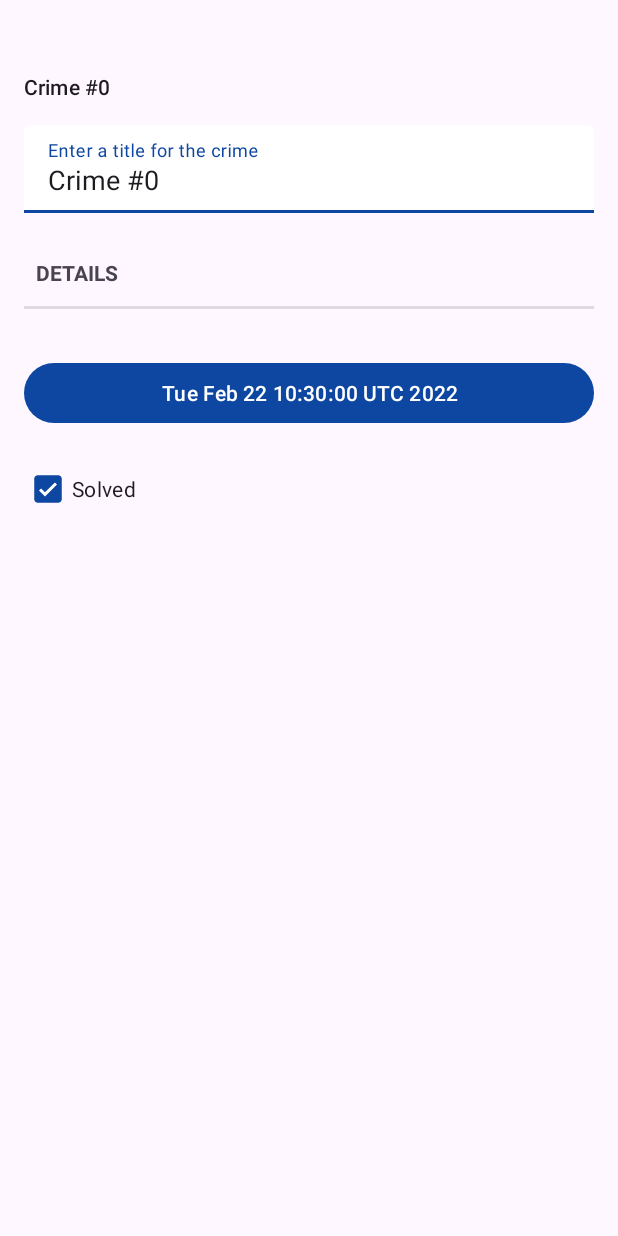
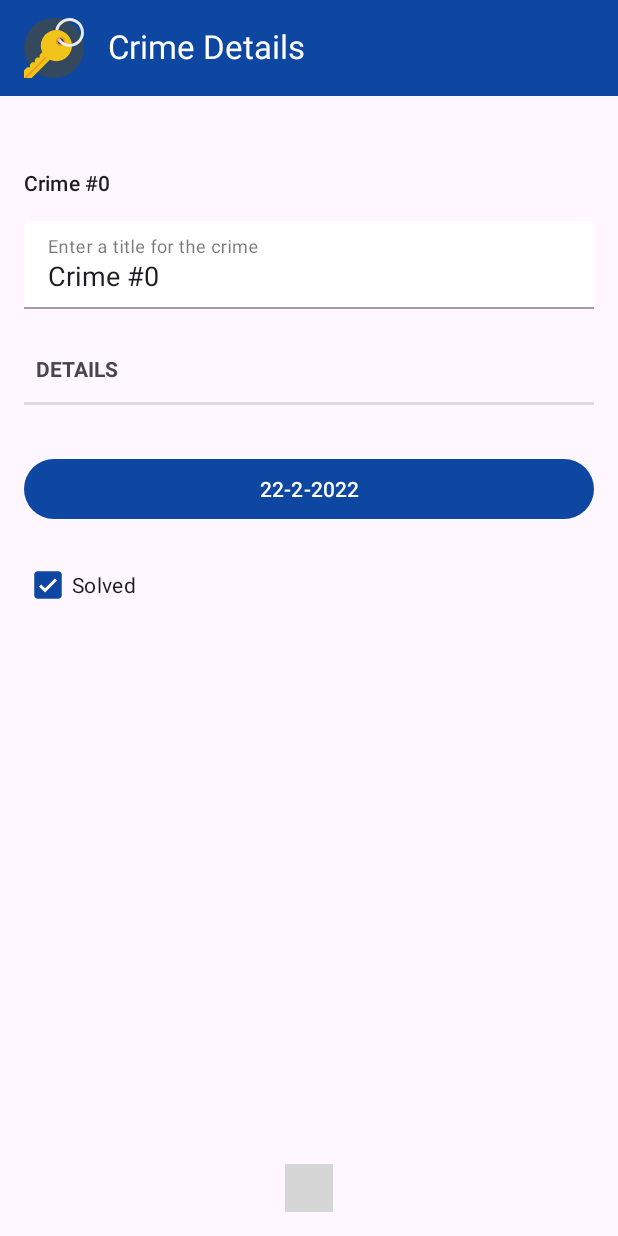
Before and after one commit to manikandan4/capturecrime, an Android app: the screen it shows after launch (CrimeActivity before the commit, CrimeViewPagerActivity after it), after a tap on an icon or button, on a phone screen of 412 x 824 dp. Run offline under Robolectric (Android 15) with nearby library versions, the phone set to English and light mode, and no system bars; libraries missing offline, so code that uses them is left out: com.tbuonomo.viewpagerdotsindicator; plain views replace DotsIndicator; 2 statements that could not run were skipped; grey boxes are pictures that could not be loaded.

Commit message:
chapter 13 - Toolbar formatting

```diff
--- a/app/src/main/java/com/manikandan/capturecrime/Adapters/CrimeAdapter.java
+++ b/app/src/main/java/com/manikandan/capturecrime/Adapters/CrimeAdapter.java
@@ -10,10 +10,12 @@ import androidx.cardview.widget.CardView;
 import androidx.recyclerview.widget.RecyclerView;
 
 import com.manikandan.capturecrime.R;
+import com.manikandan.capturecrime.fragments.DatePickerFragment;
 import com.manikandan.capturecrime.interfaces.RecyclerViewInterface;
 import com.manikandan.capturecrime.models.Crime;
 import com.manikandan.capturecrime.viewholders.CrimeHolder;
 
+import java.util.Calendar;
 import java.util.List;
 
 public class CrimeAdapter extends RecyclerView.Adapter<CrimeHolder> {
@@ -30,7 +32,7 @@ public class CrimeAdapter extends RecyclerView.Adapter<CrimeHolder> {
     @NonNull
     @Override
     public CrimeHolder onCreateViewHolder(@NonNull ViewGroup parent, int viewType) {
-        View view = LayoutInflater.from(parent.getContext()).inflate(R.layout.list_item_crime, parent,false);
+        View view = LayoutInflater.from(parent.getContext()).inflate(R.layout.list_item_crime, parent, false);
         view.setLayoutParams(new CardView.LayoutParams(ViewGroup.LayoutParams.MATCH_PARENT, ViewGroup.LayoutParams.WRAP_CONTENT));
         return new CrimeHolder(view);
     }
@@ -39,7 +41,9 @@ public class CrimeAdapter extends RecyclerView.Adapter<CrimeHolder> {
     public void onBindViewHolder(@NonNull CrimeHolder holder, int position) {
         Crime mCrime = mCrimeList.get(position);
         holder.getmTitleText().setText(mCrime.getmTitle());
-        holder.getmDateText().setText(mCrime.getmDate().toString());
+        int[] dateArr = DatePickerFragment.getDateFormatted(mCrime.getmDate());
+        dateArr[1] = dateArr[1] + 1;
+        holder.getmDateText().setText(dateArr[0] + "-" + dateArr[1] + "-" + dateArr[2]);
         holder.getMcrimeSolvedImg().setVisibility((mCrime.isMsolved()) ? View.VISIBLE : View.GONE);
         holder.getParentView().setOnClickListener(v -> recyclerViewInterface.onItemClick(holder.getAdapterPosition()));
     }
--- a/app/src/main/java/com/manikandan/capturecrime/CrimeActivity.java
+++ b/app/src/main/java/com/manikandan/capturecrime/CrimeActivity.java
@@ -1,6 +1,4 @@
 package com.manikandan.capturecrime;
-
-import android.view.View;
 
 import androidx.fragment.app.Fragment;
 
@@ -19,6 +17,6 @@ public class CrimeActivity extends SingleFragmentActivity {
 
     @Override
     protected void updateToolbarTitle() {
-        toolbar.setVisibility(View.GONE);
+        toolbar.setTitle("New Crime");
     }
 }
--- a/app/src/main/java/com/manikandan/capturecrime/CrimeViewPagerActivity.java
+++ b/app/src/main/java/com/manikandan/capturecrime/CrimeViewPagerActivity.java
@@ -3,6 +3,8 @@ package com.manikandan.capturecrime;
 import android.os.Bundle;
 
 import androidx.annotation.NonNull;
+import androidx.appcompat.app.AppCompatActivity;
+import androidx.appcompat.widget.Toolbar;
 import androidx.fragment.app.Fragment;
 import androidx.fragment.app.FragmentActivity;
 import androidx.fragment.app.FragmentManager;
@@ -17,12 +19,13 @@ import com.tbuonomo.viewpagerdotsindicator.DotsIndicator;
 import java.util.List;
 import java.util.UUID;
 
-public class CrimeViewPagerActivity extends FragmentActivity {
+public class CrimeViewPagerActivity extends AppCompatActivity {
     private static final String EXTRA_CRIME_ID = "com.manikandan.capturecrime.crimeID";
     private List<Crime> crimeList;
     private ViewPager2 viewPager;
     private DotsIndicator dotsIndicator = null;
     private swipeStateAdapter swipeAdapter = null;
+    public Toolbar toolbar = null;
 
     @Override
     protected void onCreate(Bundle savedInstanceState) {
@@ -32,12 +35,17 @@ public class CrimeViewPagerActivity extends FragmentActivity {
 
         dotsIndicator = findViewById(R.id.dots_indicator);
         viewPager = findViewById(R.id.fragment_crime_viewPager);
+        toolbar = findViewById(R.id.toolbar_layout);
+        setSupportActionBar(toolbar);
+        toolbar.setTitle("Crime Details");
+        toolbar.setLogo(R.drawable.ic_key_svgrepo_com);
+
         updateUI();
 
         for (int i = 0; i < crimeList.size(); i++) {
             if (crimeList.get(i).getmID().equals(uuid)) {
                 int index = i;
-                viewPager.postDelayed(()->  viewPager.setCurrentItem(index, true),200);
+                viewPager.postDelayed(() -> viewPager.setCurrentItem(index, true), 200);
                 break;
             }
         }
--- a/app/src/main/java/com/manikandan/capturecrime/SingleFragmentActivity.java
+++ b/app/src/main/java/com/manikandan/capturecrime/SingleFragmentActivity.java
@@ -10,7 +10,9 @@ import androidx.fragment.app.FragmentManager;
 
 public abstract class SingleFragmentActivity extends AppCompatActivity {
     protected abstract Fragment createFragment();
+
     protected abstract void updateToolbarTitle();
+
     public Toolbar toolbar = null;
 
     @Override
@@ -20,6 +22,7 @@ public abstract class SingleFragmentActivity extends AppCompatActivity {
         toolbar = findViewById(R.id.toolbar_main);
         updateToolbarTitle();
         setSupportActionBar(toolbar);
+        toolbar.setLogo(R.drawable.ic_key_svgrepo_com);
 
         FragmentManager fragmentManager = getSupportFragmentManager();
         Fragment fragment = fragmentManager.findFragmentById(R.id.fragment_container);
--- a/app/src/main/java/com/manikandan/capturecrime/fragments/CrimeFragment.java
+++ b/app/src/main/java/com/manikandan/capturecrime/fragments/CrimeFragment.java
@@ -54,7 +54,9 @@ public class CrimeFragment extends Fragment implements FragmentResultListener {
         View v = inflater.inflate(R.layout.fragment_crime, container, false);
 
         mDateButton = v.findViewById(R.id.btn_crime_date);
-        mDateButton.setText(crime.getmDate().toString());
+        int[] dateArr = DatePickerFragment.getDateFormatted(crime.getmDate());
+        dateArr[1] = dateArr[1] + 1;
+        mDateButton.setText(dateArr[0] + "-" + dateArr[1] + "-" + dateArr[2]);
         mDateButton.setOnClickListener(view -> {
             FragmentManager fm = this.getParentFragmentManager();
             DatePickerFragment dialog = DatePickerFragment.newInstance(crime.getmDate(), DIALOG_DATE);
@@ -115,7 +117,9 @@ public class CrimeFragment extends Fragment implements FragmentResultListener {
         if (requestKey.equals(DIALOG_DATE)) {
             Date date = (Date) result.getSerializable(DatePickerFragment.RESULT_DATE_KEY);
             crime.setmDate(date);
-            mDateButton.setText(date.toString());
+            int[] dateArr = DatePickerFragment.getDateFormatted(crime.getmDate());
+            dateArr[1] = dateArr[1] + 1;
+            mDateButton.setText(dateArr[0] + "-" + dateArr[1] + "-" + dateArr[2]);
         }
     }
 }
--- a/app/src/main/java/com/manikandan/capturecrime/fragments/CrimeListFragment.java
+++ b/app/src/main/java/com/manikandan/capturecrime/fragments/CrimeListFragment.java
@@ -98,8 +98,8 @@ public class CrimeListFragment extends Fragment implements RecyclerViewInterface
     public void onItemClick(int position) {
         Snackbar.make(recyclerView, crimeList.get(position).getmTitle(), Snackbar.LENGTH_LONG)
                 .show();
-        //Intent intent = new Intent(getActivity(), CrimeViewPagerActivity.class);
-        Intent intent = new Intent(getActivity(), CrimeActivity.class);
+        Intent intent = new Intent(getActivity(), CrimeViewPagerActivity.class);
+        //Intent intent = new Intent(getActivity(), CrimeActivity.class);
         intent.putExtra(EXTRA_CRIME_ID, crimeList.get(position).getmID());
         startActivity(intent);
     }
@@ -113,12 +113,12 @@ public class CrimeListFragment extends Fragment implements RecyclerViewInterface
     @Override
     public void onCreateOptionsMenu(@NonNull Menu menu, @NonNull MenuInflater inflater) {
         super.onCreateOptionsMenu(menu, inflater);
-        inflater.inflate(R.menu.crime_menu,menu);
+        inflater.inflate(R.menu.crime_menu, menu);
     }
 
     @Override
     public boolean onOptionsItemSelected(@NonNull MenuItem item) {
-        switch (item.getItemId()){
+        switch (item.getItemId()) {
             case R.id.add_new_crime:
                 Crime crime = new Crime();
                 CrimeLab.getCrimeLab(getActivity()).addCrime(crime);
--- a/app/src/main/java/com/manikandan/capturecrime/fragments/DatePickerFragment.java
+++ b/app/src/main/java/com/manikandan/capturecrime/fragments/DatePickerFragment.java
@@ -32,13 +32,9 @@ public class DatePickerFragment extends DialogFragment implements DialogInterfac
         datePicker = dateView.findViewById(R.id.date_picker);
 
         Date date = (Date) getArguments().getSerializable(ARG_DATE);
-        Calendar calendar = Calendar.getInstance();
-        calendar.setTime(date);
-        int year = calendar.get(Calendar.YEAR);
-        int month = calendar.get(Calendar.MONTH);
-        int day = calendar.get(Calendar.DAY_OF_MONTH);
+        int[] dateArr = getDateFormatted(date);
 
-        datePicker.init(year, month, day, this);
+        datePicker.init(dateArr[2], dateArr[1], dateArr[0], this);
 
         return new AlertDialog.Builder(getActivity())
                 .setTitle("Date of Crime : ")
@@ -77,4 +73,14 @@ public class DatePickerFragment extends DialogFragment implements DialogInterfac
     public void onDateChanged(DatePicker view, int year, int monthOfYear, int dayOfMonth) {
 
     }
+
+    public static int[] getDateFormatted(Date date) {
+        int[] dates = new int[3];
+        Calendar calendar = Calendar.getInstance();
+        calendar.setTime(date);
+        dates[2] = calendar.get(Calendar.YEAR);
+        dates[1] = calendar.get(Calendar.MONTH);
+        dates[0] = calendar.get(Calendar.DAY_OF_MONTH);
+        return dates;
+    }
 }
--- a/app/src/main/res/drawable/ic_key_svgrepo_com.xml
+++ b/app/src/main/res/drawable/ic_key_svgrepo_com.xml
@@ -1,8 +1,8 @@
 <vector xmlns:android="http://schemas.android.com/apk/res/android"
-    android:width="100.026dp"
-    android:height="100.026dp"
-    android:viewportWidth="100.026"
-    android:viewportHeight="100.026">
+    android:width="40dp"
+    android:height="40dp"
+    android:viewportWidth="100"
+    android:viewportHeight="100">
   <path
       android:pathData="M50.01,0c27.613,0 50,22.386 50,50 0,27.615 -22.387,50 -50,50 -27.614,0 -50,-22.385 -50,-50S22.396,0 50.01,0z"
       android:fillColor="#35495E"/>
--- a/app/src/main/res/layout/fragment_crime_pager.xml
+++ b/app/src/main/res/layout/fragment_crime_pager.xml
@@ -3,6 +3,14 @@
     xmlns:app="http://schemas.android.com/apk/res-auto"
     android:layout_width="match_parent"
     android:layout_height="match_parent">
+
+    <include
+        android:id="@+id/toolbar_layout"
+        layout="@layout/toolbar_main"
+        app:layout_constraintBottom_toTopOf="@+id/fragment_crime_viewPager"
+        app:layout_constraintEnd_toEndOf="parent"
+        app:layout_constraintStart_toStartOf="parent"
+        app:layout_constraintTop_toTopOf="parent" />
 
     <androidx.viewpager2.widget.ViewPager2
         android:id="@+id/fragment_crime_viewPager"
@@ -11,7 +19,7 @@
         app:layout_constraintBottom_toTopOf="@+id/dots_indicator"
         app:layout_constraintEnd_toEndOf="parent"
         app:layout_constraintStart_toStartOf="parent"
-        app:layout_constraintTop_toTopOf="parent" />
+        app:layout_constraintTop_toBottomOf="@+id/toolbar_layout"/>
 
     <com.tbuonomo.viewpagerdotsindicator.DotsIndicator
         android:id="@+id/dots_indicator"
--- a/app/src/main/res/layout/list_item_crime.xml
+++ b/app/src/main/res/layout/list_item_crime.xml
@@ -3,7 +3,8 @@
     xmlns:app="http://schemas.android.com/apk/res-auto"
     android:id="@+id/item_view_parent"
     android:layout_width="match_parent"
-    android:layout_height="match_parent">
+    android:layout_height="match_parent"
+    android:layout_marginTop="8dp">
 
     <androidx.cardview.widget.CardView
         android:id="@+id/single_crime_item"
@@ -11,7 +12,7 @@
         android:layout_height="wrap_content"
         android:layout_margin="4dp"
         android:elevation="4dp"
-        app:cardCornerRadius="4dp"
+        app:cardCornerRadius="8dp"
         app:cardElevation="4dp"
         app:contentPadding="4dp"
         app:layout_constraintBottom_toBottomOf="parent"
--- a/app/src/main/res/layout/toolbar_main.xml
+++ b/app/src/main/res/layout/toolbar_main.xml
@@ -11,6 +11,7 @@
     android:theme="@style/Widget.Material3.Toolbar"
     app:title="Criminal Intent"
     app:titleMarginTop="16dp"
+    app:titleMarginStart="32dp"
     app:titleTextColor="@color/white">
 
 </androidx.appcompat.widget.Toolbar>
```
